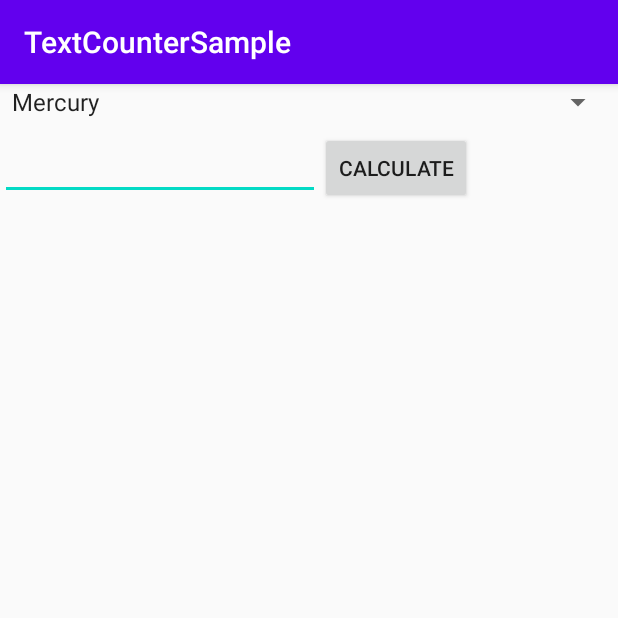
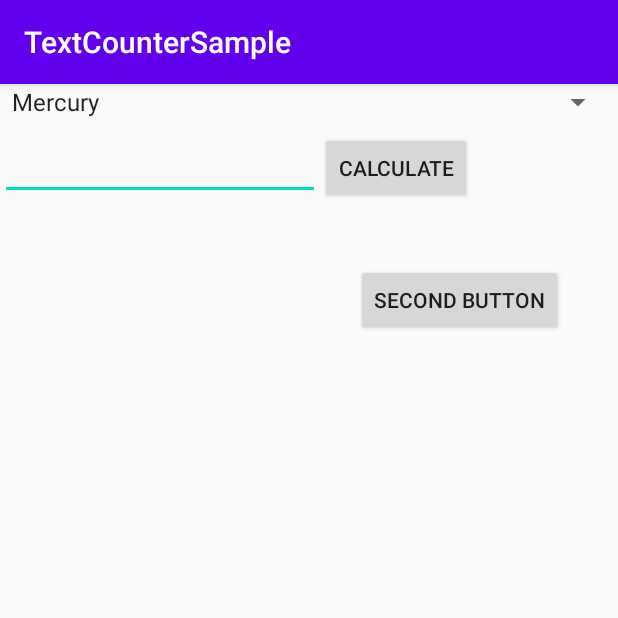
Before and after one commit to monikasil/Lab_4_Testing, an Android app: the screen it shows after launch (MainActivity), on a phone screen of 412 x 824 dp, the top half of it. Run offline under Robolectric (Android 15) with nearby library versions, the phone set to English and light mode, and no system bars.

Commit message:
Pavyzdys iš paskaitos

```diff
--- a/app/src/main/java/com/example/textcountersample/MainActivity.java
+++ b/app/src/main/java/com/example/textcountersample/MainActivity.java
@@ -16,6 +16,8 @@ import static com.example.textcountersample.utils.ElementsCalculator.getCharsCou
 public class MainActivity extends AppCompatActivity {
 
     Spinner ddSelection;
+    EditText edUserInput;
+    TextView tvOutput;
 
     @Override
     protected void onCreate(Bundle savedInstanceState) {
@@ -23,6 +25,8 @@ public class MainActivity extends AppCompatActivity {
         setContentView(R.layout.activity_main);
 
         this.ddSelection = (Spinner) findViewById(R.id.ddSelection);
+        this.edUserInput = findViewById(R.id.edUserInput);
+        this.tvOutput = findViewById(R.id.tvOutput);
 
         /*ArrayList<String> selectionOptionsList = new ArrayList<>();
         selectionOptionsList.add("Words");
@@ -54,4 +58,16 @@ public class MainActivity extends AppCompatActivity {
             tvOutput.setText(String.valueOf(count));
         }
     }
+
+    public void btnCalculateOnClick2(View view) {
+        int count = getCharsCount("tekstas2");
+        tvOutput.setText(String.valueOf(count));
+    }
+
+    public static int getCharsCount(String inputText){
+        if(inputText != null){
+            return inputText.length();
+        }
+        return 0;
+    }
 }
--- a/app/src/main/res/layout/activity_main.xml
+++ b/app/src/main/res/layout/activity_main.xml
@@ -43,4 +43,16 @@
         app:layout_constraintStart_toStartOf="parent"
         app:layout_constraintTop_toTopOf="parent" />
 
+    <Button
+        android:id="@+id/btnScnd"
+        android:layout_width="wrap_content"
+        android:layout_height="wrap_content"
+        android:layout_marginStart="24dp"
+        android:layout_marginLeft="24dp"
+        android:layout_marginTop="96dp"
+        android:onClick="btnCalculateOnClick2"
+        android:text="@string/btn_calculate_caption2"
+        app:layout_constraintStart_toEndOf="@+id/edUserInput"
+        app:layout_constraintTop_toBottomOf="@+id/ddSelection" />
+
 </androidx.constraintlayout.widget.ConstraintLayout>
--- a/app/src/main/res/values/strings.xml
+++ b/app/src/main/res/values/strings.xml
@@ -1,6 +1,7 @@
 <resources>
     <string name="app_name">TextCounterSample</string>
     <string name="btn_calculate_caption">Calculate</string>
+    <string name="btn_calculate_caption2">Second button</string>
     <string name="char_selection">Char</string>
     <string-array name="planets_array">
         <item>Mercury</item>
```
Also changed, not shown: app/src/main/java/com/example/textcountersample/utils/ElementsCalculator.java (+5 -2 lines), app/src/main/java/com/example/textcountersample/utils/WordCalculator.java (added, +9 -0 lines).
